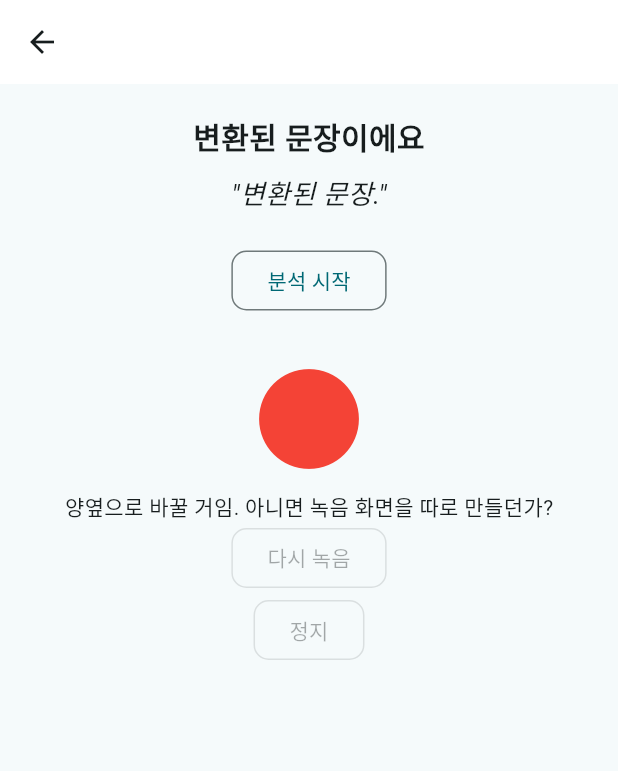
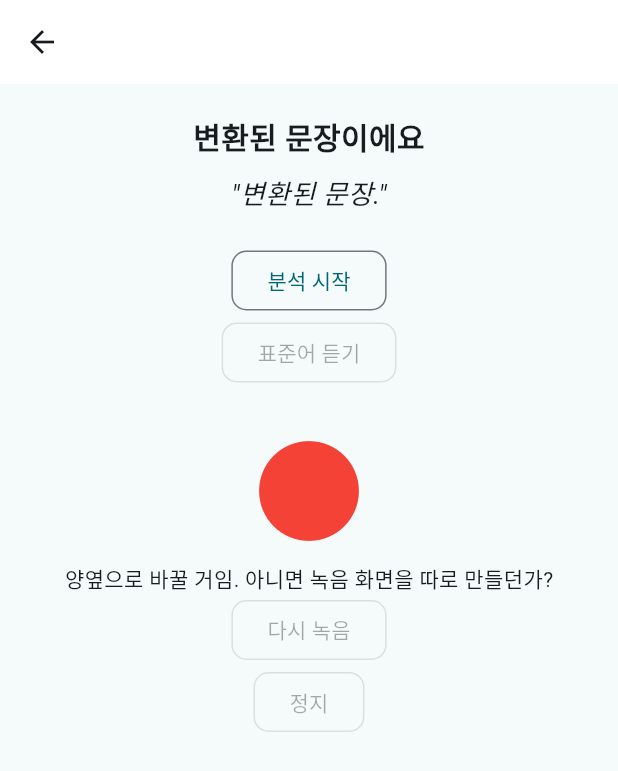
Before and after one commit to KEIVEE/ATOS, a Flutter app: the TranslatedPage screen opened directly with empty values, on a phone screen of 412 x 824 dp. Shown: the top 771 px of the screen. Run offline on Flutter 3.47's test engine with Material 3 defaults, Android fonts, the phone set to English and light mode, and no system bars; our stand-ins replace firebase_core; accounts and stored records are empty.

Commit message:
파이어베이스 연동

```diff
--- a/application/atos/lib/account/main.dart
+++ b/application/atos/lib/account/main.dart
@@ -1,8 +1,14 @@
 import 'package:flutter/material.dart';
 import 'package:atos/account/login.dart';
 import 'package:atos/account/register.dart';
+import 'package:firebase_core/firebase_core.dart';
+import 'package:atos/firebase_options.dart';
 
 void main() async {
+  WidgetsFlutterBinding.ensureInitialized();
+  await Firebase.initializeApp(
+    options: DefaultFirebaseOptions.currentPlatform,
+  );
   runApp(const MyApp());
 }
 
--- a/application/atos/lib/inputs/translated.dart
+++ b/application/atos/lib/inputs/translated.dart
@@ -57,6 +57,12 @@ class TranslatedState extends State<TranslatedPage> {
                       borderRadius: BorderRadius.circular(10.0))),
               child: const Text('분석 시작'),
             ),
+            OutlinedButton(
+                onPressed: null,
+                style: OutlinedButton.styleFrom(
+                    shape: RoundedRectangleBorder(
+                        borderRadius: BorderRadius.circular(10.0))),
+                child: const Text('표준어 듣기')),
             const SizedBox(height: 20),
             const IconButton(
               onPressed: null,
--- a/application/atos/lib/managing/add.dart
+++ b/application/atos/lib/managing/add.dart
@@ -64,7 +64,7 @@ class AddState extends State<AddPage> {
                     shape: RoundedRectangleBorder(
                         borderRadius: BorderRadius.circular(10.0))),
                 child: const Text('확인')),
-            const Text('양옆으로 바꿀 거임'),
+            const Text('양옆으로 바꿀 거임\n그리고 테마선택'),
           ],
         ),
       ),
--- a/application/atos/pubspec.yaml
+++ b/application/atos/pubspec.yaml
@@ -35,6 +35,7 @@ dependencies:
   # The following adds the Cupertino Icons font to your application.
   # Use with the CupertinoIcons class for iOS style icons.
   cupertino_icons: ^1.0.8
+  firebase_core: ^3.6.0
 
 dev_dependencies:
   flutter_test:
@@ -45,7 +46,7 @@ dev_dependencies:
   # activated in the `analysis_options.yaml` file located at the root of your
   # package. See that file for information about deactivating specific lint
   # rules and activating additional ones.
-  flutter_lints: ^4.0.0
+  flutter_lints: ^5.0.0
 
 # For information on the generic Dart part of this file, see the
 # following page: https://dart.dev/tools/pub/pubspec
```
Also changed, not shown: application/atos/firebase.json (added), application/atos/lib/firebase_options.dart (added), application/atos/pubspec.lock, 6 other files.
